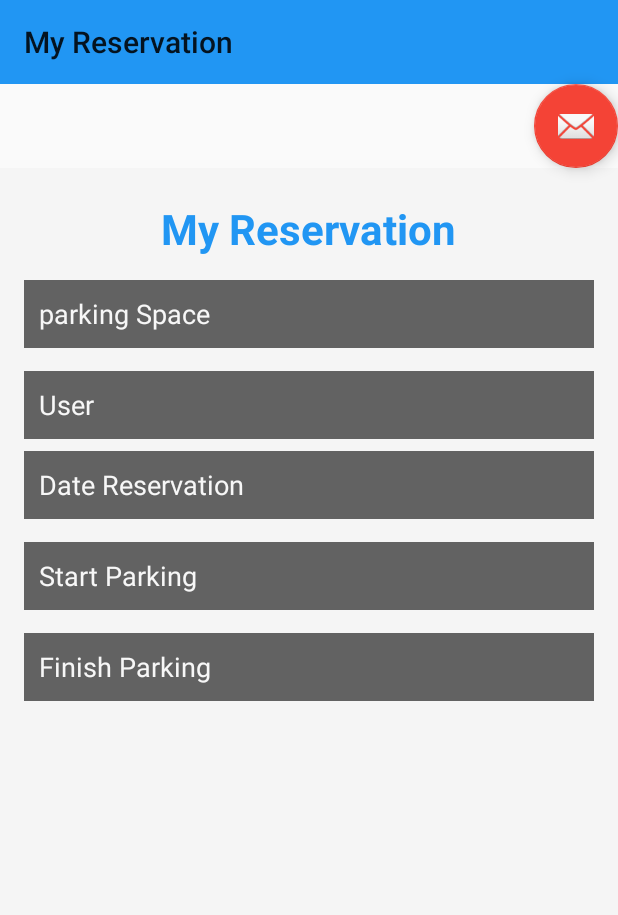
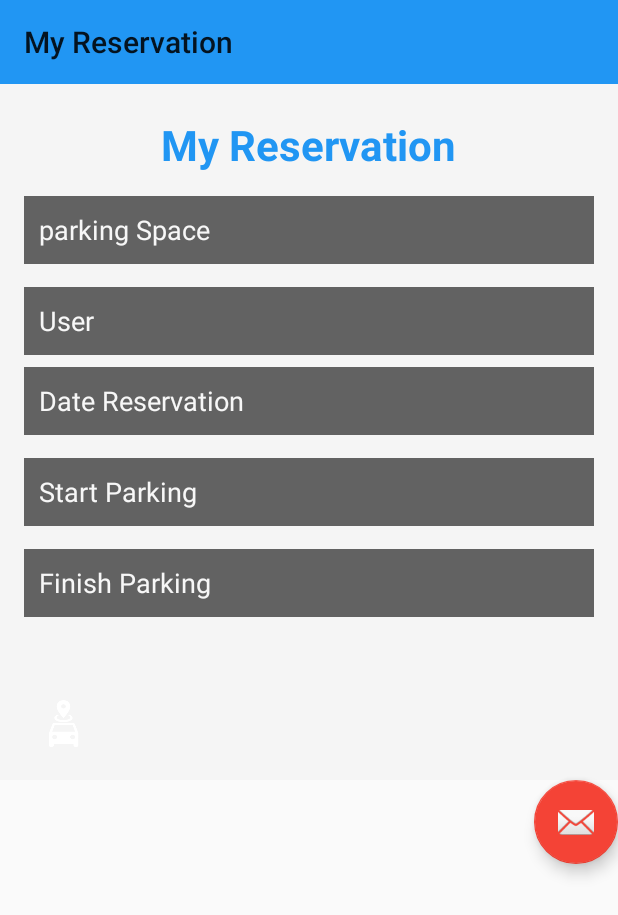
Before and after one commit to emelgarejo/AppParkingReservation, an Android app: the ReservationActivity screen opened directly, with no data from a screen before it, on a phone screen of 412 x 824 dp. Shown: the top 915 px of the screen. Run offline under Robolectric (Android 15) with nearby library versions, the phone set to English and light mode, and no system bars.

Commit message:
Se agrego el activity de AddParkigList y el menu con llamadas  Activiys

```diff
--- a/app/src/main/AndroidManifest.xml
+++ b/app/src/main/AndroidManifest.xml
@@ -53,6 +53,10 @@
         <activity
             android:name=".activity.ReservationActivity"
             android:label="@string/title_activity_reservation"
+            android:theme="@style/AppTheme.NoActionBar" />
+        <activity
+            android:name=".activity.AddParkingLotActivity"
+            android:label="@string/title_activity_add_parking_lot"
             android:theme="@style/AppTheme.NoActionBar"></activity>
     </application>
 
--- a/app/src/main/res/layout/activity_reservation.xml
+++ b/app/src/main/res/layout/activity_reservation.xml
@@ -18,17 +18,9 @@
         android:layout_height="wrap_content"
         android:theme="@style/AppTheme.AppBarOverlay"/>
 
-    <android.support.design.widget.FloatingActionButton
-        android:id="@+id/fab"
-        android:layout_width="wrap_content"
-        android:layout_height="wrap_content"
-        android:layout_gravity="bottom|end"
-        android:layout_margin="@dimen/fab_margin"
-        android:src="@android:drawable/ic_dialog_email" />
-
     <LinearLayout
         android:layout_width="match_parent"
-        android:layout_height="match_parent"
+        android:layout_height="464dp"
         android:background="@color/colorGrey"
         android:orientation="vertical"
         android:paddingBottom="@dimen/activity_vertical_margin"
@@ -36,24 +28,10 @@
         android:paddingRight="@dimen/activity_horizontal_margin"
         android:paddingTop="@dimen/activity_vertical_margin">
 
-        <ProgressBar
-            android:id="@+id/login_progress"
-            style="?android:attr/progressBarStyleLarge"
-            android:layout_width="wrap_content"
-            android:layout_height="wrap_content"
-            android:layout_gravity="center_horizontal"
-            android:layout_marginBottom="8dp"
-            android:visibility="gone" />
-
-        <ScrollView
-            android:id="@+id/reservation_form"
-            android:layout_width="match_parent"
-            android:layout_height="match_parent">
-
         <LinearLayout
             android:id="@+id/my_reservation_form"
             android:layout_width="match_parent"
-                android:layout_height="match_parent"
+            android:layout_height="wrap_content"
             android:orientation="vertical">
 
 
@@ -139,7 +117,44 @@
                 android:textColorHint="@color/colorForeWhite" />
 
         </LinearLayout>
+
+        <ImageView
+            android:id="@+id/imgLogo"
+            android:layout_width="50dp"
+            android:layout_height="50dp"
+            android:layout_alignParentTop="true"
+            android:layout_centerHorizontal="true"
+            android:src="@drawable/ic_car"
+            android:layout_marginTop="50dp"
+            android:contentDescription="@string/app_name"
+            android:scaleType="centerInside"
+            android:layout_below="@+id/login_progress"/>
+
+        <ProgressBar
+            android:id="@+id/login_progress"
+            style="?android:attr/progressBarStyleLarge"
+            android:layout_width="wrap_content"
+            android:layout_height="wrap_content"
+            android:layout_gravity="center_horizontal"
+            android:layout_marginBottom="8dp"
+            android:visibility="gone" />
+
+        <ScrollView
+            android:id="@+id/reservation_form"
+            android:layout_width="match_parent"
+            android:layout_height="match_parent">
+
         </ScrollView>
     </LinearLayout>
 
+    <android.support.design.widget.FloatingActionButton
+        android:id="@+id/fab"
+        android:layout_width="wrap_content"
+        android:layout_height="wrap_content"
+        android:layout_gravity="bottom|end"
+        android:layout_margin="@dimen/fab_margin"
+        android:src="@android:drawable/ic_dialog_email" />
+
+
+
 </LinearLayout>
--- a/app/src/main/res/values/dimens.xml
+++ b/app/src/main/res/values/dimens.xml
@@ -11,4 +11,5 @@
     <!-- Default screen margins, per the Android Design guidelines. -->
     <dimen name="nav_header_vertical_spacing">16dp</dimen>
     <dimen name="nav_header_height">160dp</dimen>
+    <dimen name="activity_header_title">40dp</dimen>
 </resources>
--- a/app/src/main/res/values/strings.xml
+++ b/app/src/main/res/values/strings.xml
@@ -47,9 +47,10 @@
 
     <string name="title_register">Registrar</string>
     <string name="title_activity_reservation">My Reservation</string>
-    <string name="menuMyReservation">My Reservations</string>
+    <string name="menuParkigLots">List Parking Lot</string>
     <string name="menuSearchParking">Search Parking</string>
     <string name="menuTools">Tools</string>
     <string name="menuLogout">Logout</string>
+    <string name="title_activity_add_parking_lot">Add ParkingLot</string>
 
 </resources>
```
Also changed, not shown: app/src/main/java/pe/edu/upc/appparkingreservation/activity/AddParkingLotActivity.java (added, +31 -0 lines), app/src/main/java/pe/edu/upc/appparkingreservation/activity/MainActivity.java (+5 -7 lines), app/src/main/res/layout/activity_add_parking_lot.xml (added, +241 -0 lines), app/src/main/res/layout/content_add_parking_lot.xml (added, +15 -0 lines), app/src/main/res/menu/activity_main_drawer.xml (+4 -17 lines). Lines whose indentation alone changed are shown as unchanged.
